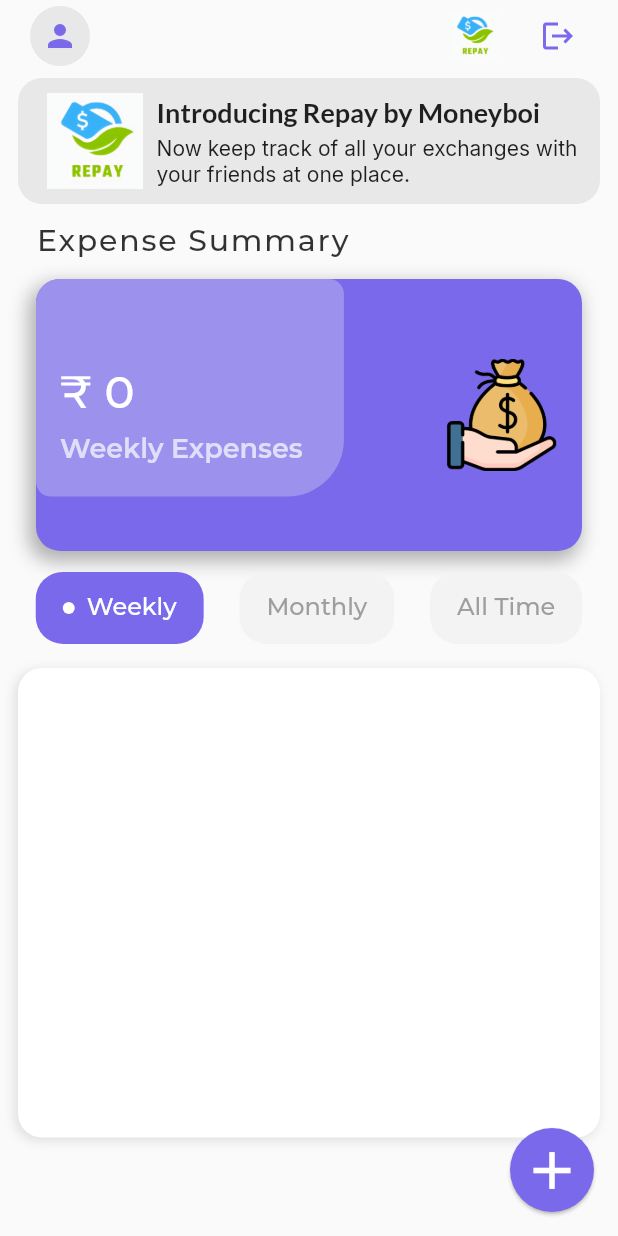
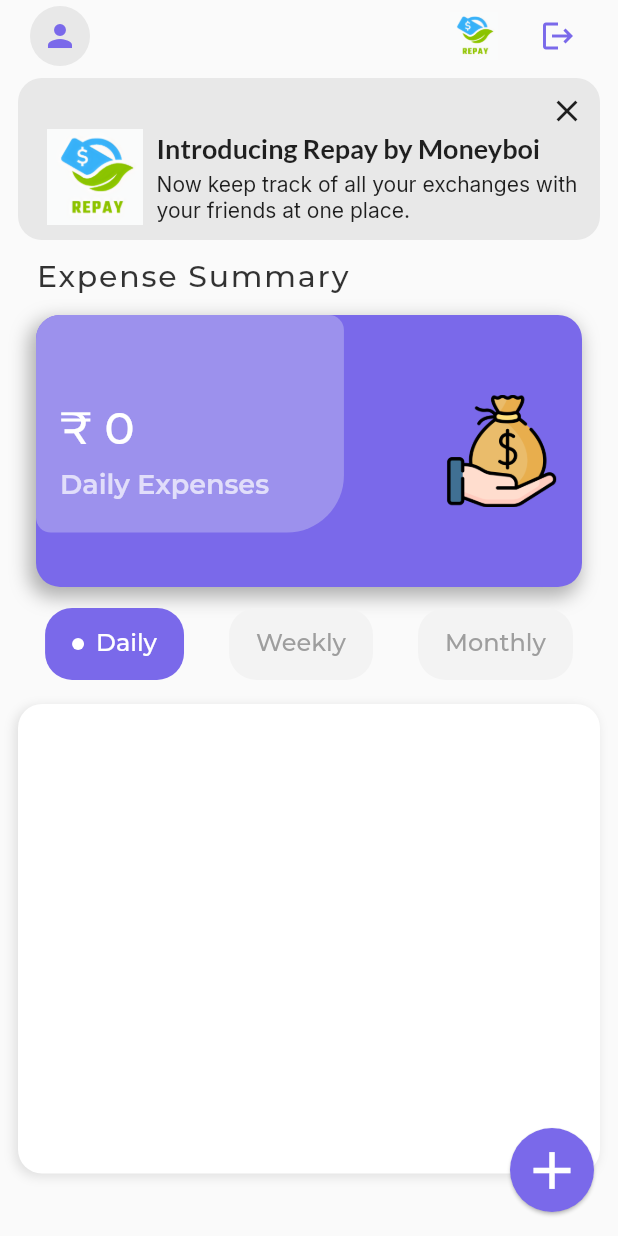
Before and after one commit to srihariash999/moneyboi, a Flutter app: the HomePage screen opened directly, after a tap on the "logout" icon, on a phone screen of 412 x 824 dp. Run offline on Flutter 3.47's test engine with Material 2 defaults, Android fonts, the phone set to English and light mode, and no system bars; our stand-ins replace bloc, bot_toast, dio, expandable, firebase_core, firebase_messaging and 6 more; accounts and stored records are empty; network calls fail.

Commit message:
home screen ui updates, overall refactors and bug fixes

```diff
--- /dev/null
+++ b/lib/Constants/box_names.dart
@@ -0,0 +1,2 @@
+const String generalBoxName = 'generalBox';
+const String authBoxName = 'authBox';
--- a/lib/Constants/enums.dart
+++ b/lib/Constants/enums.dart
@@ -1,5 +1,18 @@
-enum ToggleLabelEnum  {
+enum ToggleLabelEnum {
+  daily,
   weekly,
   monthly,
-  allTime,
 }
+
+String toggleLabelEnumToString(ToggleLabelEnum en) {
+  switch (en) {
+    case ToggleLabelEnum.daily:
+      return "Daily";
+    case ToggleLabelEnum.weekly:
+      return "Weekly";
+    case ToggleLabelEnum.monthly:
+      return "Monthly";
+    default:
+      return "";
+  }
+}
--- /dev/null
+++ b/lib/Controllers/hive_controller.dart
@@ -0,0 +1,26 @@
+import 'package:get/get.dart';
+import 'package:hive/hive.dart';
+
+class HiveService extends GetxController {
+  static final Box _generalBox = Hive.box('generalBox');
+
+  /// If true --> show banner on home screen.
+  /// If false --> hide banner.
+  // ignore: prefer_final_fields
+  Rx<bool?> _getBannerDismissable =
+      (_generalBox.get('bannerDismissable') as bool?).obs;
+
+  bool get getBannerDismissable => _getBannerDismissable.value ?? true;
+
+  void setBannerDismissable({required bool value}) {
+    _generalBox.put('bannerDismissable', value);
+    _getBannerDismissable = value.obs;
+    update();
+  }
+
+  Future clearGeneralBox() async {
+    await _generalBox.clear();
+    _getBannerDismissable = true.obs;
+    update();
+  }
+}
--- a/lib/Controllers/home_screen_controller.dart
+++ b/lib/Controllers/home_screen_controller.dart
@@ -2,6 +2,7 @@ import 'package:bot_toast/bot_toast.dart';
 import 'package:firebase_messaging/firebase_messaging.dart';
 import 'package:flutter/material.dart';
 import 'package:get/get.dart';
+// import 'package:get/get_connect/http/src/utils/utils.dart';
 import 'package:moneyboi/Constants/enums.dart';
 import 'package:moneyboi/Data%20Models/api_response_model.dart';
 import 'package:moneyboi/Data%20Models/expense_record.dart';
@@ -14,11 +15,11 @@ class HomeScreenController extends GetxController {
   final RxBool isCreateLoading = false.obs;
   RxInt totExp = 0.obs;
   List<ExpenseRecordItem> expenseRecords = <ExpenseRecordItem>[].obs;
-  final Rx<ToggleLabelEnum> toggleEnum = ToggleLabelEnum.weekly.obs;
+  final Rx<ToggleLabelEnum> toggleEnum = ToggleLabelEnum.daily.obs;
 
   Future<void> getFcmToken() async {
     FirebaseMessaging.instance.getToken().then((token) {
-      debugPrint("FCM Token: $token");
+      // debugPrint("FCM Token: $token");
       if (token != null) {
         _apiService.saveNotificationToken(token).then(
               (value) =>
@@ -26,6 +27,35 @@ class HomeScreenController extends GetxController {
             );
       }
     });
+  }
+
+  DateTime getDurationDateTime(ToggleLabelEnum t) {
+    if (t == ToggleLabelEnum.daily) {
+      final now = DateTime.now().toUtc();
+      final today = DateTime(
+        now.year,
+        now.month,
+        now.day,
+      );
+      return today;
+    } else if (t == ToggleLabelEnum.weekly) {
+      final d = DateTime.now().toUtc().subtract(
+            Duration(days: DateTime.now().weekday - 1),
+          );
+      final weekAgo = DateTime(
+        d.year,
+        d.month,
+        d.day,
+      );
+      return weekAgo;
+    } else {
+      final d = DateTime.now().toUtc();
+      final monthAgo = DateTime(
+        d.year,
+        d.month,
+      );
+      return monthAgo;
+    }
   }
 
   Future<void> getExpenseRecords(
@@ -39,17 +69,9 @@ class HomeScreenController extends GetxController {
 
     try {
       _expRecsResp = await _apiService.getExpenseRecords(
-        dateIn: newToggleLabel == ToggleLabelEnum.weekly
-            ? DateTime.now()
-                .toUtc()
-                .subtract(const Duration(days: 7))
-                .toString()
-            : newToggleLabel == ToggleLabelEnum.monthly
-                ? DateTime.now()
-                    .toUtc()
-                    .subtract(const Duration(days: 30))
-                    .toString()
-                : null,
+        dateIn: getDurationDateTime(
+          newToggleLabel,
+        ).toString(),
         dateOut: DateTime.now().toUtc().toString(),
       );
       List _exps;
--- a/lib/Controllers/login_controller.dart
+++ b/lib/Controllers/login_controller.dart
@@ -2,6 +2,8 @@ import 'package:bot_toast/bot_toast.dart';
 import 'package:flutter/cupertino.dart';
 import 'package:get/get.dart';
 import 'package:hive/hive.dart';
+import 'package:moneyboi/Constants/box_names.dart';
+import 'package:moneyboi/Controllers/hive_controller.dart';
 import 'package:moneyboi/Data%20Models/api_response_model.dart';
 import 'package:moneyboi/Network/network_service.dart';
 import 'package:moneyboi/Screens/home/home_page.dart';
@@ -9,6 +11,7 @@ import 'package:moneyboi/Screens/login/login_page.dart';
 
 class LoginController extends GetxController {
   final _apiService = NetworkService();
+  final _hiveService = Get.find<HiveService>();
 
   RxBool isLoginLoading = false.obs;
 
@@ -51,8 +54,9 @@ class LoginController extends GetxController {
     emailController.value.text = '';
     passwordController.value.text = '';
     update();
-    final Box _authBox = Hive.box('authBox');
+    final Box _authBox = Hive.box(authBoxName);
     await _authBox.clear();
-    Get.off(LoginPage());
+    await _hiveService.clearGeneralBox();
+    await Get.off(LoginPage());
   }
 }
--- a/lib/Network/network_service.dart
+++ b/lib/Network/network_service.dart
@@ -1,11 +1,12 @@
 import 'package:dio/dio.dart';
 import 'package:flutter/material.dart';
 import 'package:hive/hive.dart';
+import 'package:moneyboi/Constants/box_names.dart';
 import 'package:moneyboi/Constants/urls.dart';
 import 'package:moneyboi/Data%20Models/api_response_model.dart';
 
 class NetworkService {
-  final Box _authBox = Hive.box('authBox');
+  final Box _authBox = Hive.box(authBoxName);
   Future<ApiResponseModel> login({
     required String email,
     required String password,
--- a/lib/Screens/home/home_page.dart
+++ b/lib/Screens/home/home_page.dart
@@ -3,6 +3,7 @@ import 'package:get/get.dart';
 import 'package:google_fonts/google_fonts.dart';
 import 'package:moneyboi/Constants/colors.dart';
 import 'package:moneyboi/Constants/enums.dart';
+import 'package:moneyboi/Controllers/hive_controller.dart';
 import 'package:moneyboi/Controllers/home_screen_controller.dart';
 import 'package:moneyboi/Controllers/login_controller.dart';
 import 'package:moneyboi/Controllers/profile_controller.dart';
@@ -22,6 +23,8 @@ class HomePage extends StatefulWidget {
 }
 
 class _HomePageState extends State<HomePage> {
+  final _hiveService = Get.find<HiveService>();
+
   @override
   Widget build(BuildContext context) {
     return Scaffold(
@@ -30,7 +33,12 @@ class _HomePageState extends State<HomePage> {
           child: Column(
             children: [
               const HomeScreenTopBar(),
-              Padding(
+              GetBuilder<HiveService>(
+                builder: (controller) {
+                  if (!controller.getBannerDismissable) {
+                    return Container();
+                  }
+                  return Padding(
                     padding: const EdgeInsets.only(
                       top: 4.0,
                       left: 12.0,
@@ -48,17 +56,34 @@ class _HomePageState extends State<HomePage> {
                           borderRadius: BorderRadius.circular(16.0),
                         ),
                         padding: const EdgeInsets.all(10.0),
-                    child: Row(
+                        child: Column(
+                          children: [
+                            Row(
+                              mainAxisAlignment: MainAxisAlignment.end,
+                              children: [
+                                GestureDetector(
+                                  onTap: () {
+                                    _hiveService.setBannerDismissable(
+                                      value: false,
+                                    );
+                                  },
+                                  child: const Icon(Icons.close),
+                                )
+                              ],
+                            ),
+                            Row(
                               children: [
                                 Image.asset(
                                   "assets/repay_logo.png",
                                   height: 64.0,
-                          width: MediaQuery.of(context).size.width * 0.2,
+                                  width:
+                                      MediaQuery.of(context).size.width * 0.2,
                                   fit: BoxFit.contain,
                                 ),
                                 Expanded(
                                   child: Column(
-                            crossAxisAlignment: CrossAxisAlignment.start,
+                                    crossAxisAlignment:
+                                        CrossAxisAlignment.start,
                                     children: [
                                       Text(
                                         "Introducing Repay by Moneyboi",
@@ -87,8 +112,12 @@ class _HomePageState extends State<HomePage> {
                                 ),
                               ],
                             ),
+                          ],
                         ),
                       ),
+                    ),
+                  );
+                },
               ),
               Container(
                 alignment: Alignment.centerLeft,
@@ -106,7 +135,7 @@ class _HomePageState extends State<HomePage> {
               GetBuilder<HomeScreenController>(
                 initState: (state) {
                   Get.find<HomeScreenController>().getExpenseRecords(
-                    ToggleLabelEnum.weekly,
+                    ToggleLabelEnum.daily,
                     init: true,
                   );
                   Get.find<HomeScreenController>().getFcmToken();
@@ -118,37 +147,33 @@ class _HomePageState extends State<HomePage> {
                       TotalExpensesCard(
                         height: MediaQuery.of(context).size.height * 0.22,
                         totalExpense: "₹ ---",
-                        period: controller.toggleEnum.value.name == 'weekly'
-                            ? 'Weekly'
-                            : controller.toggleEnum.value.name == 'monthly'
-                                ? 'Monthly'
-                                : 'All Time',
+                        period: toggleLabelEnumToString(
+                          controller.toggleEnum.value,
+                        ),
                       ),
                     if (!controller.isHomeloading.value)
                       GestureDetector(
                         onTap: () {
                           Get.to(
                             ExpenseChartScreen(
-                              expenseRecordItem: controller.expenseRecords,
+                              expenseRecordItems: controller.expenseRecords,
                               totalExpense: controller.totExp.value,
-                              title:
-                                  controller.toggleEnum.value.name == 'weekly'
-                                      ? 'Weekly'
-                                      : controller.toggleEnum.value.name ==
-                                              'monthly'
-                                          ? 'Monthly'
-                                          : 'All Time',
+                              title: toggleLabelEnumToString(
+                                controller.toggleEnum.value,
+                              ),
+                              endDate: DateTime.now(),
+                              startDate: controller.getDurationDateTime(
+                                controller.toggleEnum.value,
+                              ),
                             ),
                           );
                         },
                         child: TotalExpensesCard(
                           height: MediaQuery.of(context).size.height * 0.22,
                           totalExpense: "₹ ${controller.totExp}",
-                          period: controller.toggleEnum.value.name == 'weekly'
-                              ? 'Weekly'
-                              : controller.toggleEnum.value.name == 'monthly'
-                                  ? 'Monthly'
-                                  : 'All Time',
+                          period: toggleLabelEnumToString(
+                            controller.toggleEnum.value,
+                          ),
                         ),
                       ),
                     if (!controller.isHomeloading.value)
@@ -219,6 +244,18 @@ class ToggleLabelsRow extends StatelessWidget {
         GestureDetector(
           onTap: () {
             Get.find<HomeScreenController>().getExpenseRecords(
+              ToggleLabelEnum.daily,
+              init: false,
+            );
+          },
+          child: ToggleLabel(
+            label: "Daily",
+            isActive: toggleLabel == ToggleLabelEnum.daily,
+          ),
+        ),
+        GestureDetector(
+          onTap: () {
+            Get.find<HomeScreenController>().getExpenseRecords(
               ToggleLabelEnum.weekly,
               init: false,
             );
@@ -238,18 +275,6 @@ class ToggleLabelsRow extends StatelessWidget {
           child: ToggleLabel(
             label: "Monthly",
             isActive: toggleLabel == ToggleLabelEnum.monthly,
-          ),
-        ),
-        GestureDetector(
-          onTap: () {
-            Get.find<HomeScreenController>().getExpenseRecords(
-              ToggleLabelEnum.allTime,
-              init: false,
-            );
-          },
-          child: ToggleLabel(
-            label: "All Time",
-            isActive: toggleLabel == ToggleLabelEnum.allTime,
           ),
         ),
       ],
```
Also changed, not shown: lib/Screens/home/expense_chart_screen.dart (+48 -7 lines), lib/main.dart (+21 -15 lines), 3 other files. Lines whose indentation alone changed are shown as unchanged.
